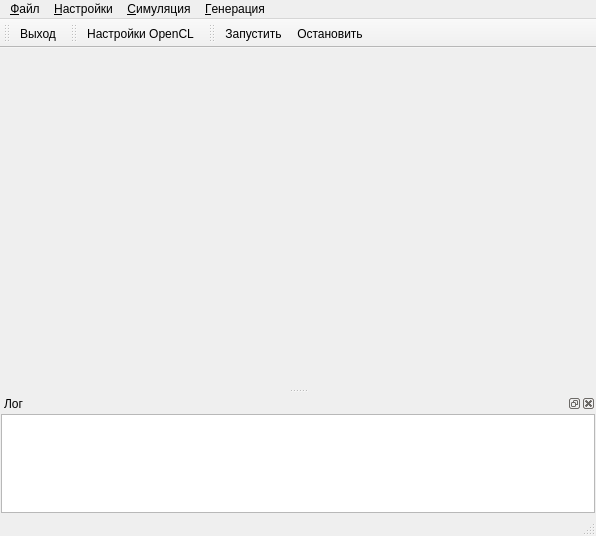
First picture: the form in mainwindow.ui, repository catompiler/qgalaxy, before the edit.
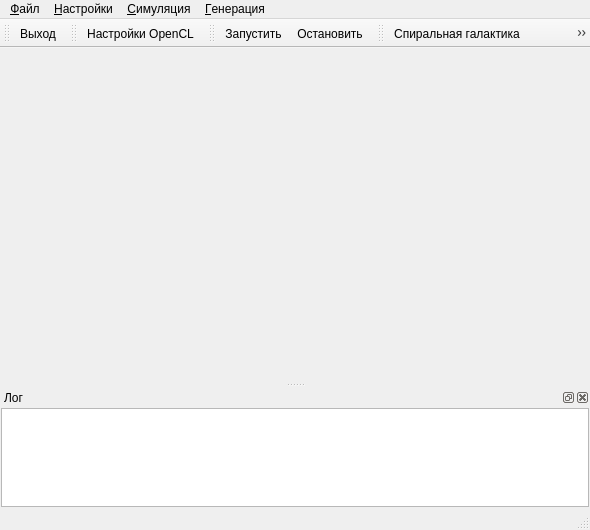
Second picture: the form after the edit. Icons and pictures are not drawn.

Commit message: galaxy gen fixes

Diff of the .ui file:
```diff
--- a/mainwindow.ui
+++ b/mainwindow.ui
@@ -6,8 +6,8 @@
    <rect>
     <x>0</x>
     <y>0</y>
-    <width>596</width>
-    <height>536</height>
+    <width>590</width>
+    <height>530</height>
    </rect>
   </property>
   <property name="mouseTracking">
@@ -28,7 +28,7 @@
     <rect>
      <x>0</x>
      <y>0</y>
-     <width>596</width>
+     <width>590</width>
      <height>22</height>
     </rect>
    </property>
@@ -146,6 +146,19 @@
    <addaction name="actSimStart"/>
    <addaction name="actSimStop"/>
   </widget>
+  <widget class="QToolBar" name="toolBarGeneration">
+   <property name="windowTitle">
+    <string>toolBar_2</string>
+   </property>
+   <attribute name="toolBarArea">
+    <enum>TopToolBarArea</enum>
+   </attribute>
+   <attribute name="toolBarBreak">
+    <bool>false</bool>
+   </attribute>
+   <addaction name="actGenSGalaxy"/>
+   <addaction name="actGenGalaxyCollision"/>
+  </widget>
   <action name="actExit">
    <property name="icon">
     <iconset resource="res.qrc">
@@ -197,6 +210,21 @@
   <action name="actGenSGalaxy">
    <property name="text">
     <string>&amp;Спиральная галактика</string>
+   </property>
+   <property name="shortcut">
+    <string>Ctrl+G</string>
+   </property>
+  </action>
+  <action name="actGenGalaxyCollision">
+   <property name="icon">
+    <iconset resource="res.qrc">
+     <normaloff>:/images/galaxys.png</normaloff>:/images/galaxys.png</iconset>
+   </property>
+   <property name="text">
+    <string>С&amp;толкновение галактик</string>
+   </property>
+   <property name="shortcut">
+    <string>Ctrl+C</string>
    </property>
   </action>
  </widget>
```
Left out of the diff: 11 changed lines with no effect on the pictures. The commit also changes 8 other files.
